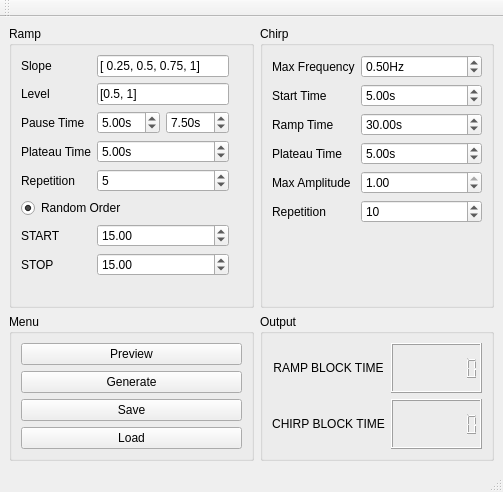
Old version of the form gui/tracking_experiment_main_window.ui in the repository ThomasMartineau/Python-for-TMSiLite.
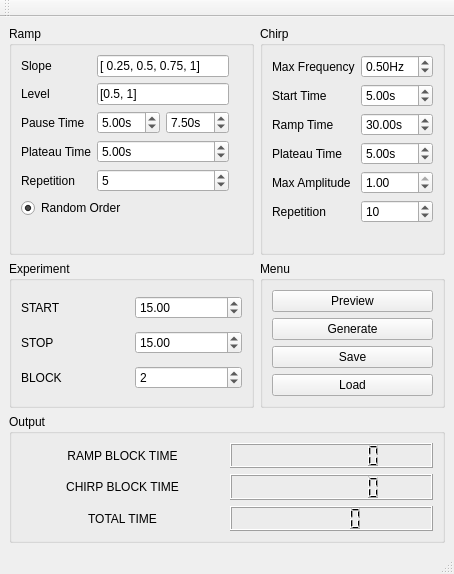
New version of the form.

What changed in the file:
```diff
--- a/gui/tracking_experiment_main_window.ui
+++ b/gui/tracking_experiment_main_window.ui
@@ -6,8 +6,8 @@
    <rect>
     <x>0</x>
     <y>0</y>
-    <width>480</width>
-    <height>456</height>
+    <width>454</width>
+    <height>574</height>
    </rect>
   </property>
   <property name="windowTitle">
@@ -15,43 +15,6 @@
   </property>
   <widget class="QWidget" name="centralwidget">
    <layout class="QGridLayout" name="gridLayout">
-    <item row="1" column="0">
-     <widget class="QGroupBox" name="groupBox_5">
-      <property name="title">
-       <string>Menu</string>
-      </property>
-      <layout class="QVBoxLayout" name="verticalLayout">
-       <item>
-        <widget class="QPushButton" name="preview_button">
-         <property name="text">
-          <string>Preview</string>
-         </property>
-        </widget>
-       </item>
-       <item>
-        <widget class="QPushButton" name="generate_button">
-         <property name="text">
-          <string>Generate</string>
-         </property>
-        </widget>
-       </item>
-       <item>
-        <widget class="QPushButton" name="save_button">
-         <property name="text">
-          <string>Save</string>
-         </property>
-        </widget>
-       </item>
-       <item>
-        <widget class="QPushButton" name="load_button">
-         <property name="text">
-          <string>Load</string>
-         </property>
-        </widget>
-       </item>
-      </layout>
-     </widget>
-    </item>
     <item row="0" column="0">
      <widget class="QGroupBox" name="groupBox_2">
       <property name="title">
@@ -72,17 +35,41 @@
          </property>
         </widget>
        </item>
-       <item row="14" column="0" colspan="4">
+       <item row="12" column="0" colspan="4">
         <widget class="QLabel" name="label_7">
          <property name="text">
           <string/>
          </property>
         </widget>
        </item>
-       <item row="0" column="0">
-        <widget class="QLabel" name="label_8">
+       <item row="10" column="0">
+        <widget class="QLabel" name="label_20">
          <property name="text">
-          <string>Slope</string>
+          <string>Repetition</string>
+         </property>
+        </widget>
+       </item>
+       <item row="11" column="0" colspan="2">
+        <widget class="QRadioButton" name="Ramp_Order">
+         <property name="text">
+          <string>Random Order</string>
+         </property>
+         <property name="checked">
+          <bool>true</bool>
+         </property>
+        </widget>
+       </item>
+       <item row="2" column="1" colspan="2">
+        <widget class="QLineEdit" name="Ramp_Level">
+         <property name="text">
+          <string>[0.5, 1]</string>
+         </property>
+        </widget>
+       </item>
+       <item row="0" column="3">
+        <widget class="QLabel" name="label_6">
+         <property name="text">
+          <string/>
          </property>
         </widget>
        </item>
@@ -118,27 +105,6 @@
          </property>
         </widget>
        </item>
-       <item row="6" column="0">
-        <widget class="QLabel" name="label_10">
-         <property name="text">
-          <string>Pause Time</string>
-         </property>
-        </widget>
-       </item>
-       <item row="0" column="3">
-        <widget class="QLabel" name="label_6">
-         <property name="text">
-          <string/>
-         </property>
-        </widget>
-       </item>
-       <item row="10" column="0">
-        <widget class="QLabel" name="label_20">
-         <property name="text">
-          <string>Repetition</string>
-         </property>
-        </widget>
-       </item>
        <item row="0" column="1" colspan="2">
         <widget class="QLineEdit" name="Ramp_Slope">
          <property name="text">
@@ -146,6 +112,20 @@
          </property>
         </widget>
        </item>
+       <item row="0" column="0">
+        <widget class="QLabel" name="label_8">
+         <property name="text">
+          <string>Slope</string>
+         </property>
+        </widget>
+       </item>
+       <item row="6" column="0">
+        <widget class="QLabel" name="label_10">
+         <property name="text">
+          <string>Pause Time</string>
+         </property>
+        </widget>
+       </item>
        <item row="6" column="2">
         <widget class="QDoubleSpinBox" name="Ramp_Max_Pause_Time">
          <property name="suffix">
@@ -159,16 +139,6 @@
          </property>
         </widget>
        </item>
-       <item row="11" column="0" colspan="2">
-        <widget class="QRadioButton" name="Ramp_Order">
-         <property name="text">
-          <string>Random Order</string>
-         </property>
-         <property name="checked">
-          <bool>true</bool>
-         </property>
-        </widget>
-       </item>
        <item row="10" column="1" colspan="2">
         <widget class="QSpinBox" name="Ramp_Repetition">
          <property name="minimum">
@@ -182,38 +152,40 @@
          </property>
         </widget>
        </item>
-       <item row="2" column="1" colspan="2">
-        <widget class="QLineEdit" name="Ramp_Level">
-         <property name="text">
-          <string>[0.5, 1]</string>
-         </property>
-        </widget>
-       </item>
-       <item row="12" column="1" colspan="2">
-        <widget class="QDoubleSpinBox" name="Start">
-         <property name="minimum">
-          <double>5.000000000000000</double>
-         </property>
-         <property name="value">
-          <double>15.000000000000000</double>
-         </property>
-        </widget>
-       </item>
-       <item row="12" column="0">
+      </layout>
+     </widget>
+    </item>
+    <item row="1" column="0">
+     <widget class="QGroupBox" name="groupBox">
+      <property name="title">
+       <string>Experiment</string>
+      </property>
+      <layout class="QGridLayout" name="gridLayout_2">
+       <item row="0" column="0">
         <widget class="QLabel" name="label">
          <property name="text">
           <string>START</string>
          </property>
         </widget>
        </item>
-       <item row="13" column="0">
+       <item row="0" column="1">
+        <widget class="QDoubleSpinBox" name="Start">
+         <property name="minimum">
+          <double>5.000000000000000</double>
+         </property>
+         <property name="value">
+          <double>15.000000000000000</double>
+         </property>
+        </widget>
+       </item>
+       <item row="1" column="0">
         <widget class="QLabel" name="label_2">
          <property name="text">
           <string>STOP</string>
          </property>
         </widget>
        </item>
-       <item row="13" column="1" colspan="2">
+       <item row="1" column="1">
         <widget class="QDoubleSpinBox" name="Stop">
          <property name="minimum">
           <double>5.000000000000000</double>
@@ -223,10 +195,83 @@
          </property>
         </widget>
        </item>
+       <item row="2" column="0">
+        <widget class="QLabel" name="label_3">
+         <property name="text">
+          <string>BLOCK</string>
+         </property>
+        </widget>
+       </item>
+       <item row="2" column="1">
+        <widget class="QSpinBox" name="Block">
+         <property name="minimum">
+          <number>0</number>
+         </property>
+         <property name="value">
+          <number>2</number>
+         </property>
+        </widget>
+       </item>
       </layout>
      </widget>
     </item>
-    <item row="0" column="2">
+    <item row="2" column="0" colspan="3">
+     <widget class="QGroupBox" name="groupBox_4">
+      <property name="title">
+       <string>Output </string>
+      </property>
+      <layout class="QGridLayout" name="gridLayout_6">
+       <item row="2" column="0">
+        <widget class="QLabel" name="label_19">
+         <property name="text">
+          <string>CHIRP BLOCK TIME</string>
+         </property>
+         <property name="alignment">
+          <set>Qt::AlignCenter</set>
+         </property>
+        </widget>
+       </item>
+       <item row="2" column="1">
+        <widget class="QLCDNumber" name="Chirp_Display">
+         <property name="digitCount">
+          <number>8</number>
+         </property>
+        </widget>
+       </item>
+       <item row="1" column="1">
+        <widget class="QLCDNumber" name="Ramp_Display">
+         <property name="digitCount">
+          <number>8</number>
+         </property>
+        </widget>
+       </item>
+       <item row="1" column="0">
+        <widget class="QLabel" name="label_16">
+         <property name="text">
+          <string>RAMP BLOCK TIME</string>
+         </property>
+         <property name="alignment">
+          <set>Qt::AlignCenter</set>
+         </property>
+        </widget>
+       </item>
+       <item row="3" column="1">
+        <widget class="QLCDNumber" name="Total_Display"/>
+       </item>
+       <item row="3" column="0">
+        <widget class="QLabel" name="label_4">
+         <property name="text">
+          <string>TOTAL TIME</string>
+         </property>
+         <property name="alignment">
+          <set>Qt::AlignCenter</set>
+         </property>
+        </widget>
+       </item>
+      </layout>
+     </widget>
+    </item>
+    <item row="0" column="1" colspan="2">
      <widget class="QGroupBox" name="groupBox_3">
       <property name="title">
        <string>Chirp</string>
@@ -377,43 +422,37 @@
       </layout>
      </widget>
     </item>
-    <item row="1" column="2">
-     <widget class="QGroupBox" name="groupBox_4">
+    <item row="1" column="1" colspan="2">
+     <widget class="QGroupBox" name="groupBox_5">
       <property name="title">
-       <string>Output </string>
+       <string>Menu</string>
       </property>
-      <layout class="QGridLayout" name="gridLayout_6">
-       <item row="2" column="0">
-        <widget class="QLabel" name="label_19">
+      <layout class="QVBoxLayout" name="verticalLayout">
+       <item>
+        <widget class="QPushButton" name="preview_button">
          <property name="text">
-          <string>CHIRP BLOCK TIME</string>
+          <string>Preview</string>
          </property>
-         <property name="alignment">
-          <set>Qt::AlignCenter</set>
-         </property>
         </widget>
        </item>
-       <item row="2" column="1">
-        <widget class="QLCDNumber" name="Chirp_Display">
-         <property name="digitCount">
-          <number>8</number>
+       <item>
+        <widget class="QPushButton" name="generate_button">
+         <property name="text">
+          <string>Generate</string>
          </property>
         </widget>
        </item>
-       <item row="1" column="1">
-        <widget class="QLCDNumber" name="Ramp_Display">
-         <property name="digitCount">
-          <number>8</number>
+       <item>
+        <widget class="QPushButton" name="save_button">
+         <property name="text">
+          <string>Save</string>
          </property>
         </widget>
        </item>
-       <item row="1" column="0">
-        <widget class="QLabel" name="label_16">
+       <item>
+        <widget class="QPushButton" name="load_button">
          <property name="text">
-          <string>RAMP BLOCK TIME</string>
-         </property>
-         <property name="alignment">
-          <set>Qt::AlignCenter</set>
+          <string>Load</string>
          </property>
         </widget>
        </item>
```
Left out of the diff: 2 changed lines with no effect on the pictures.
